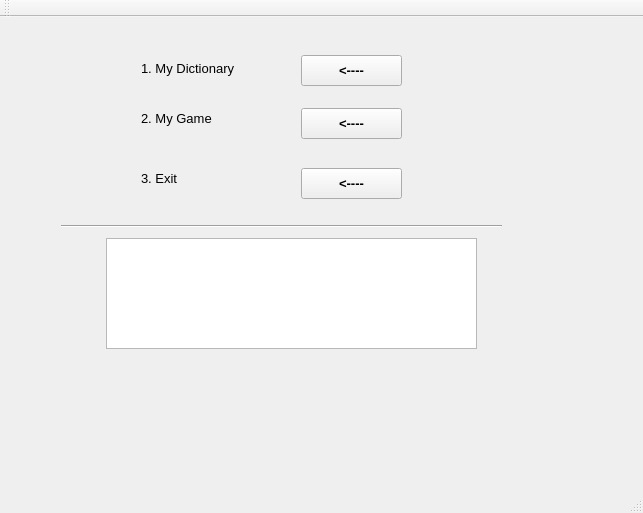
Before: the Qt Designer form GiaiThuat/Source.ui in vuhson30799/EnglishDictionaryAndGame, drawn with Qt 5.
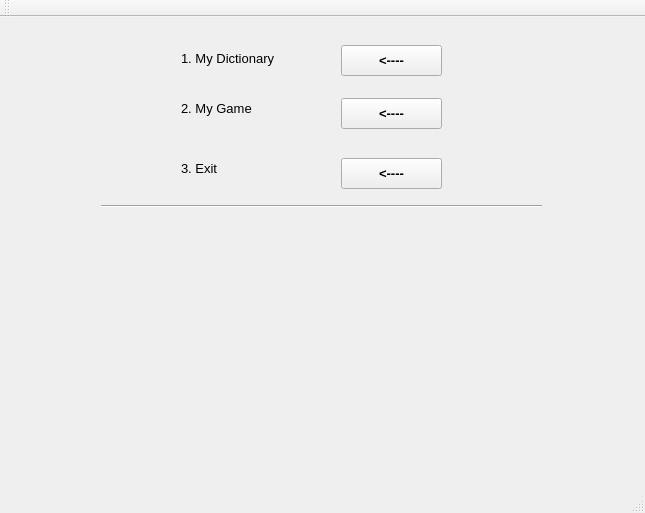
After: the same form once the commit is applied.

The edit to the form file:
```diff
--- a/GiaiThuat/Source.ui
+++ b/GiaiThuat/Source.ui
@@ -6,7 +6,7 @@
    <rect>
     <x>0</x>
     <y>0</y>
-    <width>643</width>
+    <width>645</width>
     <height>513</height>
    </rect>
   </property>
@@ -15,7 +15,7 @@
   </property>
   <widget class="QWidget" name="centralWidget">
    <layout class="QGridLayout" name="gridLayout">
-    <item row="1" column="0">
+    <item row="0" column="0">
      <widget class="QStackedWidget" name="stackedWidget">
       <property name="currentIndex">
        <number>0</number>
@@ -24,8 +24,8 @@
        <widget class="Line" name="line">
         <property name="geometry">
          <rect>
-          <x>50</x>
-          <y>190</y>
+          <x>90</x>
+          <y>170</y>
           <width>441</width>
           <height>16</height>
          </rect>
@@ -37,8 +37,8 @@
        <widget class="QLabel" name="lbl2">
         <property name="geometry">
          <rect>
-          <x>130</x>
-          <y>70</y>
+          <x>170</x>
+          <y>60</y>
           <width>141</width>
           <height>41</height>
          </rect>
@@ -67,8 +67,8 @@
        <widget class="QLabel" name="lbl1">
         <property name="geometry">
          <rect>
-          <x>130</x>
-          <y>20</y>
+          <x>170</x>
+          <y>10</y>
           <width>141</width>
           <height>41</height>
          </rect>
@@ -94,21 +94,11 @@
          <number>5</number>
         </property>
        </widget>
-       <widget class="QGraphicsView" name="homeView">
-        <property name="geometry">
-         <rect>
-          <x>95</x>
-          <y>210</y>
-          <width>371</width>
-          <height>111</height>
-         </rect>
-        </property>
-       </widget>
        <widget class="QLabel" name="lbl3">
         <property name="geometry">
          <rect>
-          <x>130</x>
-          <y>130</y>
+          <x>170</x>
+          <y>120</y>
           <width>141</width>
           <height>41</height>
          </rect>
@@ -137,8 +127,8 @@
        <widget class="QPushButton" name="btnHome_1">
         <property name="geometry">
          <rect>
-          <x>290</x>
-          <y>27</y>
+          <x>330</x>
+          <y>17</y>
           <width>101</width>
           <height>31</height>
          </rect>
@@ -156,12 +146,18 @@
         <property name="text">
          <string>&lt;----</string>
         </property>
+        <property name="iconSize">
+         <size>
+          <width>90</width>
+          <height>20</height>
+         </size>
+        </property>
        </widget>
        <widget class="QPushButton" name="btnHome_2">
         <property name="geometry">
          <rect>
-          <x>290</x>
-          <y>80</y>
+          <x>330</x>
+          <y>70</y>
           <width>101</width>
           <height>31</height>
          </rect>
@@ -180,8 +176,8 @@
        <widget class="QPushButton" name="btnHome_3">
         <property name="geometry">
          <rect>
-          <x>290</x>
-          <y>140</y>
+          <x>330</x>
+          <y>130</y>
           <width>101</width>
           <height>31</height>
          </rect>
@@ -197,6 +193,19 @@
          <string>&lt;----</string>
         </property>
        </widget>
+       <widget class="QLabel" name="lblImageHomePage">
+        <property name="geometry">
+         <rect>
+          <x>110</x>
+          <y>200</y>
+          <width>400</width>
+          <height>206</height>
+         </rect>
+        </property>
+        <property name="text">
+         <string/>
+        </property>
+       </widget>
       </widget>
       <widget class="QWidget" name="menuPage">
        <widget class="QLabel" name="labelMenuPage">
```
Left out of the diff: 144 changed lines with no effect on the pictures.
